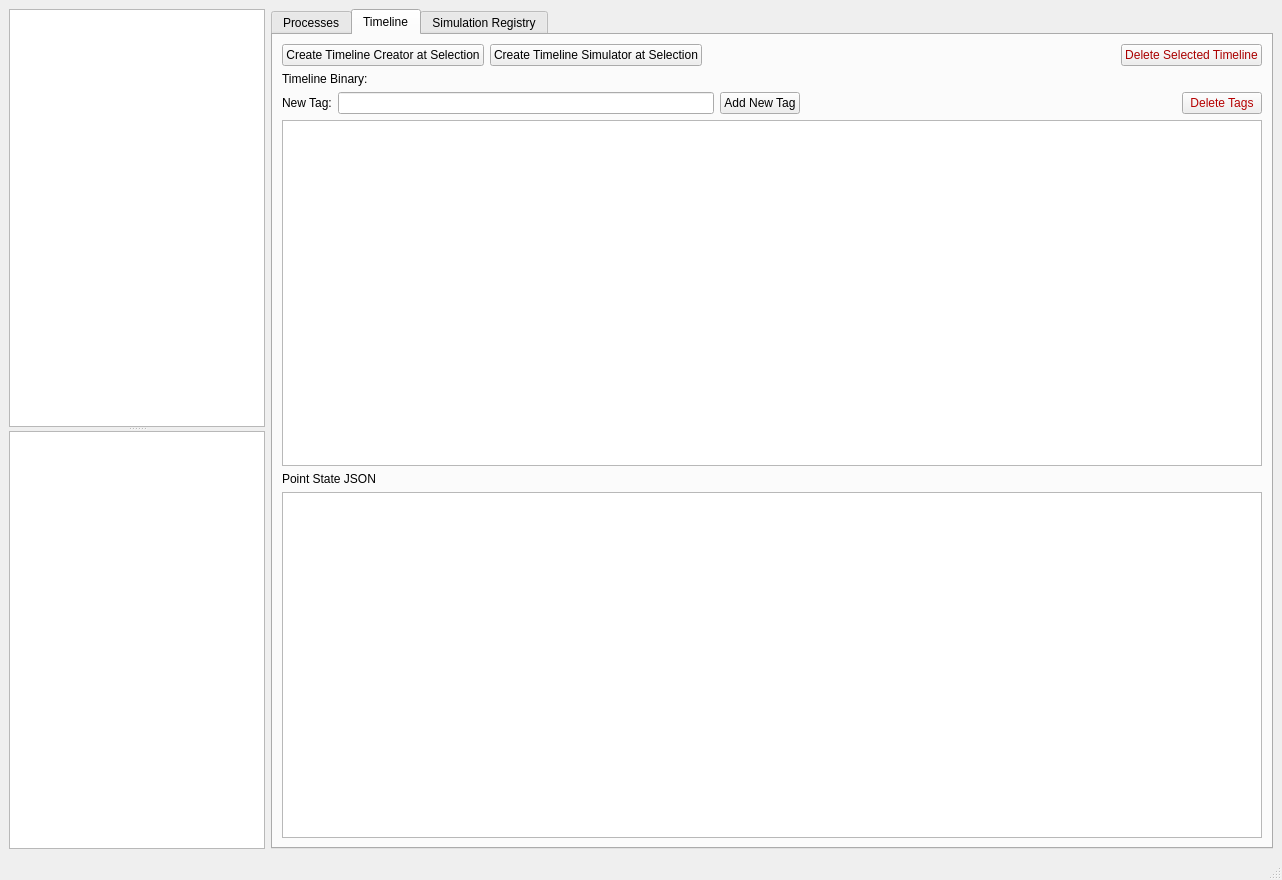
The window that simma/gui/window.ui (MidZik/pygridworld) describes before a commit, drawn with Qt 5.
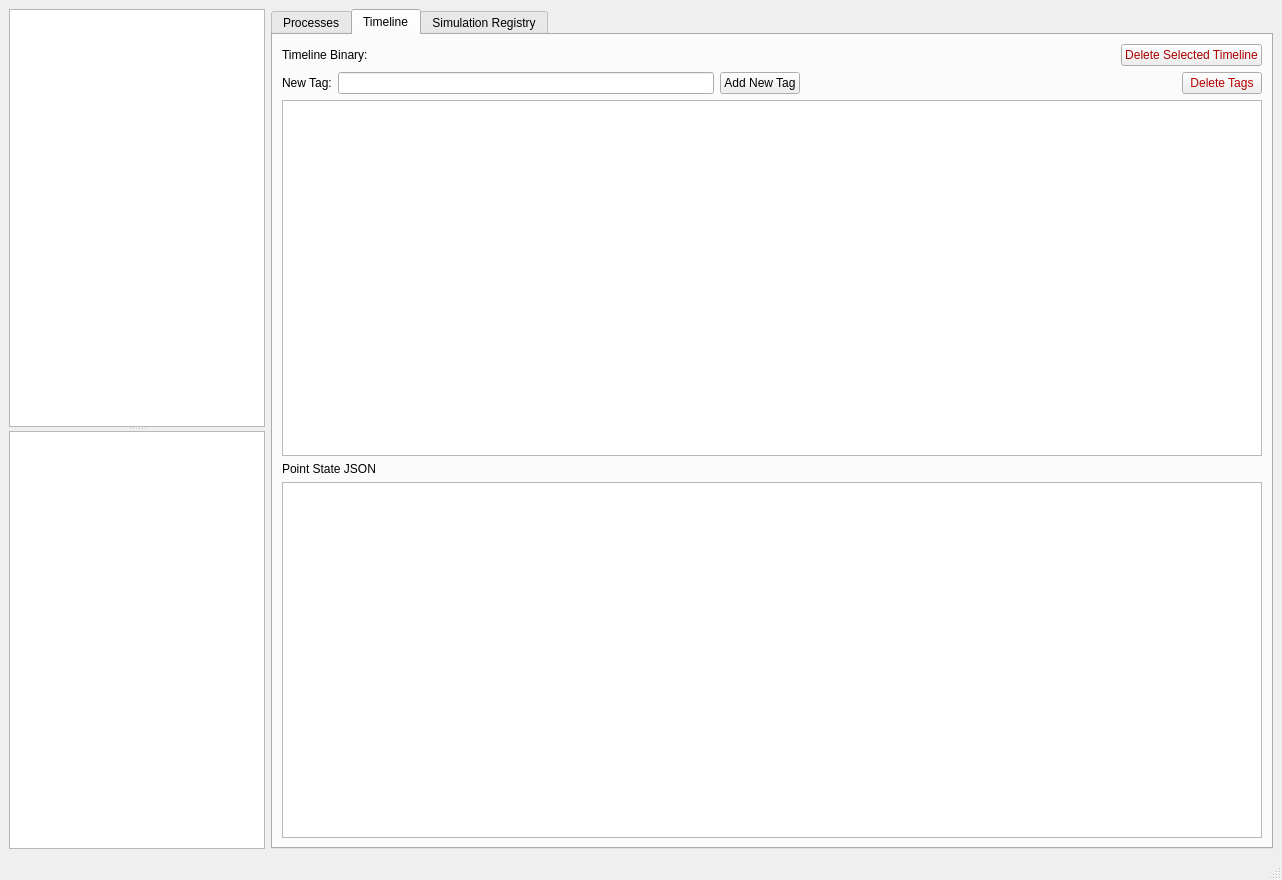
The same window after the commit. The open tabs and pages were chosen to show the change.

Commit message: Removed useless button and hooked up binary combo box to model

Patch:
```diff
--- a/simma/gui/window.ui
+++ b/simma/gui/window.ui
@@ -144,16 +144,22 @@
         <item>
          <layout class="QHBoxLayout" name="horizontalLayout_4">
           <item>
-           <widget class="QPushButton" name="createCreatorAtSelection">
+           <widget class="QLabel" name="label_7">
             <property name="text">
-             <string>Create Timeline Creator at Selection</string>
+             <string>Timeline Binary:</string>
             </property>
            </widget>
           </item>
           <item>
-           <widget class="QPushButton" name="createSimulatorAtSelection">
+           <widget class="QLabel" name="timelineBinaryLabel">
+            <property name="font">
+             <font>
+              <weight>75</weight>
+              <bold>true</bold>
+             </font>
+            </property>
             <property name="text">
-             <string>Create Timeline Simulator at Selection</string>
+             <string>&lt;current binary&gt;</string>
             </property>
            </widget>
           </item>
@@ -216,30 +222,6 @@
           </item>
          </layout>
         </item>
-        <item>
-         <layout class="QHBoxLayout" name="horizontalLayout_16" stretch="0,1">
-          <item>
-           <widget class="QLabel" name="label_7">
-            <property name="text">
-             <string>Timeline Binary:</string>
-            </property>
-           </widget>
-          </item>
-          <item>
-           <widget class="QLabel" name="timelineBinaryLabel">
-            <property name="font">
-             <font>
-              <weight>75</weight>
-              <bold>true</bold>
-             </font>
-            </property>
-            <property name="text">
-             <string>&lt;current binary&gt;</string>
-            </property>
-           </widget>
-          </item>
-         </layout>
-        </item>
         <item>
          <layout class="QHBoxLayout" name="horizontalLayout_8">
           <item>
```
Left out of the diff: 2 changed lines with no effect on the pictures. The commit also changes 2 other files.
